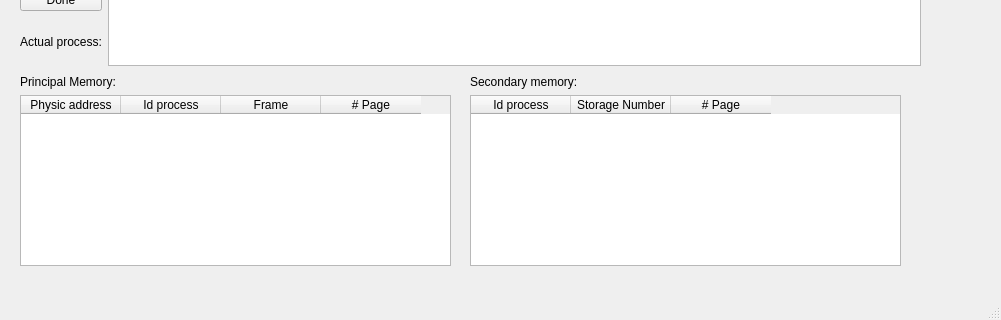
Above: mainInterface.ui from SebastianGranadosBarrantes/Tarea2SO-Brian_Sebastian_Jousten before the change; both pictures show x 0 to 1001 and y 305 to 625 of the 1001 by 625 pixel window. Below: the same form after it.
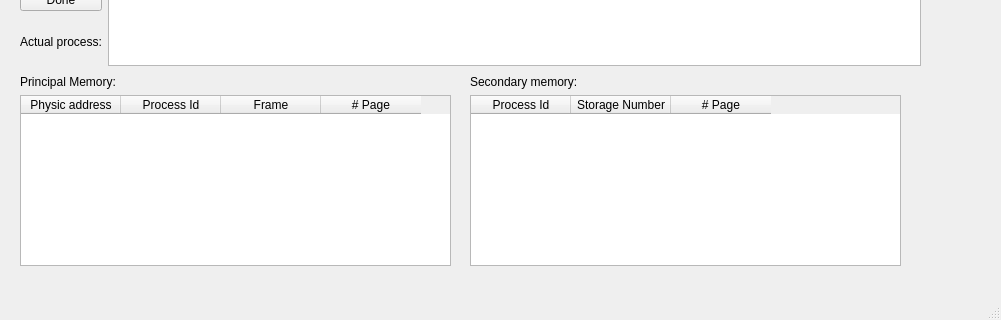
That is the form after the change.

The edit to the form file:
```diff
--- a/mainInterface.ui
+++ b/mainInterface.ui
@@ -248,7 +248,7 @@
        </column>
        <column>
         <property name="text">
-         <string>Id process</string>
+         <string>Process Id</string>
         </property>
        </column>
        <column>
@@ -286,7 +286,7 @@
       <widget class="QTableWidget" name="tbwSecondaryMemory">
        <column>
         <property name="text">
-         <string>Id process</string>
+         <string>Process Id</string>
         </property>
        </column>
        <column>
```
